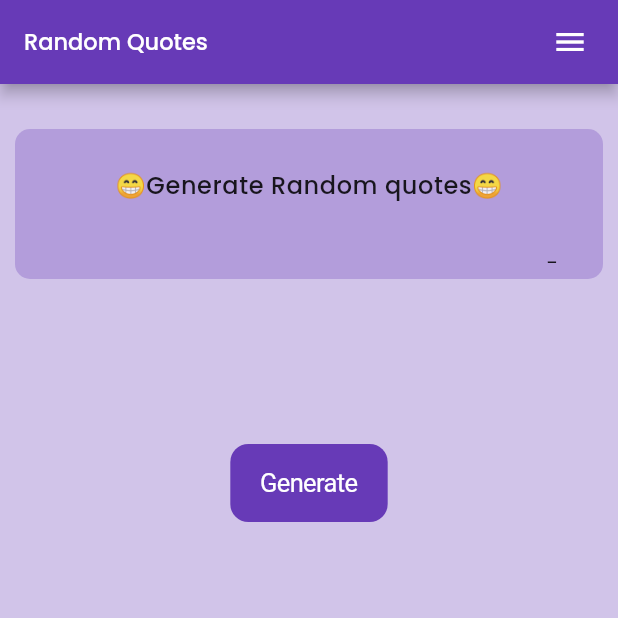
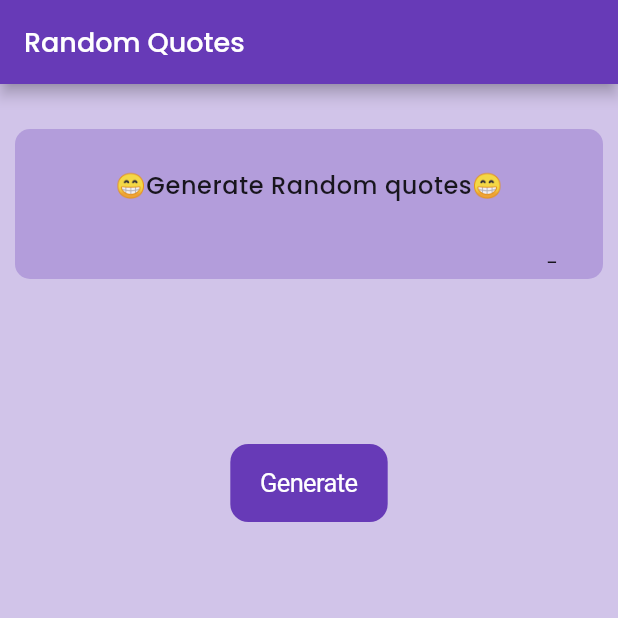
Before and after one commit to Nishan-Pradhan06/RandomQuotes-Generator, a Flutter app: the screen it shows after launch, on a phone screen of 412 x 824 dp, the top half of it. Run offline on Flutter 3.47's test engine with Material 2 defaults, Android fonts, the phone set to English and light mode, and no system bars; our stand-ins replace google_fonts.

Commit message:
remove appbar icon

```diff
--- a/lib/screens/home_screen.dart
+++ b/lib/screens/home_screen.dart
@@ -25,11 +25,13 @@ class _HomeScreenState extends State<HomeScreen> {
       builder: (context) {
         return const Center(
           child: CircularProgressIndicator(
-              valueColor:
-                  AlwaysStoppedAnimation<Color>(Colors.deepPurpleAccent),
+            // color: Colors.blueAccent,
+            strokeWidth: 4,
+            valueColor: AlwaysStoppedAnimation<Color>(Colors.deepPurpleAccent),
           ),
         );
-        });
+      },
+    );
     var url = Uri.parse('https://api.quotable.io/random');
     var response = await http.get(url);
     debugPrint('Response status: ${response.statusCode}');
@@ -46,19 +48,20 @@ class _HomeScreenState extends State<HomeScreen> {
       child: Scaffold(
         backgroundColor: Colors.deepPurple.shade100,
         appBar: AppBar(
-          actions: const [
-            Padding(
-              padding: EdgeInsets.only(right: 20),
-              child: Icon(Icons.menu),
-            )
-          ],
+// actions: const [
+//             Padding(
+//               padding: EdgeInsets.only(right: 20),
+//               child: Icon(Icons.menu),
+//             )
+//           ],
           title: Text(
             "Random Quotes",
             style:
-                GoogleFonts.poppins(textStyle: const TextStyle(fontSize: 15)),
+                GoogleFonts.poppins(textStyle: const TextStyle(fontSize: 18)),
           ),
         ),
-        body: Column(
+        body: SingleChildScrollView(
+          child: Column(
             children: [
               const SizedBox(
                 height: 20,
@@ -112,6 +115,7 @@ class _HomeScreenState extends State<HomeScreen> {
             ],
           ),
         ),
+      ),
     );
   }
 
@@ -125,6 +129,7 @@ class _HomeScreenState extends State<HomeScreen> {
           // disabledColor: CupertinoColors.quaternarySystemFill,
           onPressed: () {
             // _isLoading = false;
+
             getQuotes();
             setState(() {
               Padding(
--- a/pubspec.yaml
+++ b/pubspec.yaml
@@ -20,6 +20,7 @@ dependencies:
   get: ^4.6.5
   connectivity_plus: ^5.0.0
   internet_connection_checker: ^1.0.0+1
+  flutter_launcher_icons: ^0.13.1
 
 dev_dependencies:
   flutter_test:
```
Also changed, not shown: pubspec.lock. Lines whose indentation alone changed are shown as unchanged.
